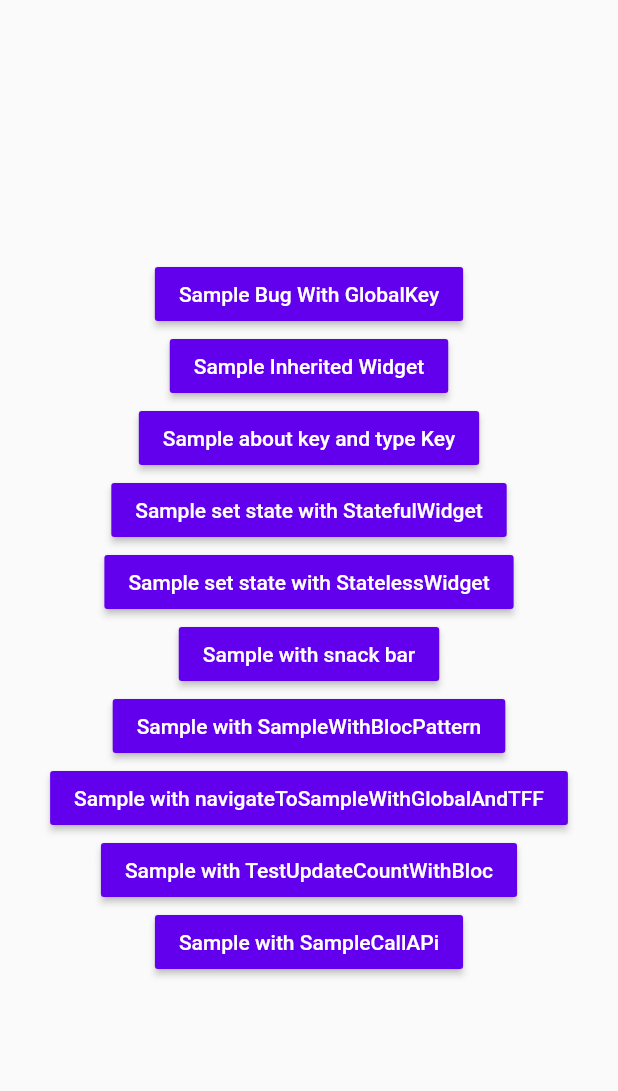
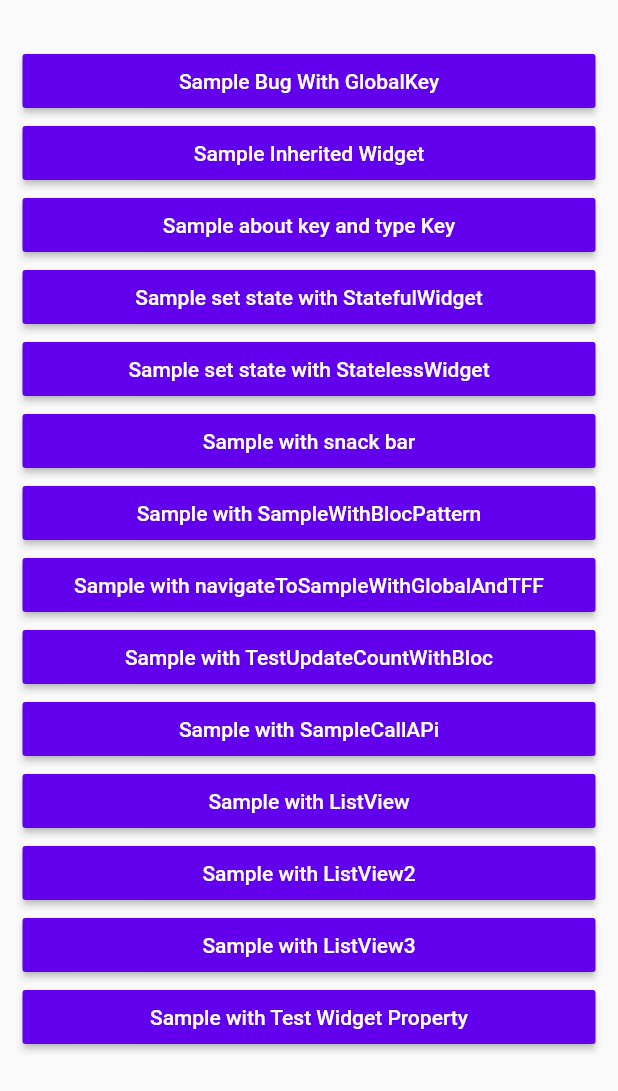
Before and after one commit to giaanqn95/SampleFlutter, a Flutter app: the screen it shows after launch, on a phone screen of 412 x 824 dp. Shown: the top 1091 px of the screen. Run offline on Flutter 3.47's test engine with Material 2 defaults, Android fonts, the phone set to English and light mode, and no system bars; our stand-ins replace flutter_bloc, rxdart.

Commit message:
Upgrade sample

```diff
--- a/lib/SampleKeyAndTypeKey.dart
+++ b/lib/SampleKeyAndTypeKey.dart
@@ -62,3 +62,8 @@ Color generateRandomColor() {
 
   return Color.fromRGBO(random.nextInt(255), random.nextInt(255), random.nextInt(255), 1);
 }
+
+Color generateWhite() {
+
+  return Color.fromRGBO(255, 255, 255, 1);
+}
--- a/lib/main.dart
+++ b/lib/main.dart
@@ -5,12 +5,16 @@ import 'SampleBugWithGlobalKey.dart';
 import 'SampleCallApi.dart';
 import 'SampleInheritedWidget.dart';
 import 'SampleKeyAndTypeKey.dart';
+import 'SampleListView.dart';
+import 'SampleListView2.dart';
+import 'SampleListView3.dart';
 import 'SampleSetStateWithStatefulWidget.dart';
 import 'SampleSetStateWithStatelessWidget.dart';
 import 'SampleSnackBar.dart';
 import 'SampleWithBloc.dart';
 import 'SampleWithGlobalAndTFF.dart';
 import 'TestUpdateCountWithBloc.dart';
+import 'base_client/TestWidgetProperty.dart';
 import 'base_client/bloc/BlocRepository.dart';
 
 void main() {
@@ -51,8 +55,8 @@ class MyHomePageState extends State<MyHomePage> {
     print('1. hàm build được gọi do hàm setState được gọi');
     return Scaffold(
       body: Center(
-        child: Column(
-          mainAxisAlignment: MainAxisAlignment.center,
+        child: ListView(
+          padding: const EdgeInsets.only(left: 15,right: 15,top: 30,bottom: 10),
           children: [
             RaisedButton(
               textColor: Colors.white,
@@ -114,6 +118,30 @@ class MyHomePageState extends State<MyHomePage> {
               onPressed: navigateToSampleCallAPi,
               child: Text('Sample with SampleCallAPi'),
             ),
+            RaisedButton(
+              textColor: Colors.white,
+              color: Color(0xFF6200EE),
+              onPressed: navigateToSampleListView,
+              child: Text('Sample with ListView'),
+            ),
+            RaisedButton(
+              textColor: Colors.white,
+              color: Color(0xFF6200EE),
+              onPressed: navigateToSampleListView2,
+              child: Text('Sample with ListView2'),
+            ),
+            RaisedButton(
+              textColor: Colors.white,
+              color: Color(0xFF6200EE),
+              onPressed: navigateToSampleListView3,
+              child: Text('Sample with ListView3'),
+            ),
+            RaisedButton(
+              textColor: Colors.white,
+              color: Color(0xFF6200EE),
+              onPressed: navigateToTestWidgetProperty,
+              child: Text('Sample with Test Widget Property'),
+            ),
           ],
         ),
       ),
@@ -171,4 +199,24 @@ class MyHomePageState extends State<MyHomePage> {
     Navigator.of(context)
         .push(MaterialPageRoute(builder: (ctx) => SampleCallApi()));
   }
+
+  void navigateToSampleListView() {
+    Navigator.of(context)
+        .push(MaterialPageRoute(builder: (ctx) => SampleListView()));
+  }
+
+  void navigateToSampleListView2() {
+    Navigator.of(context)
+        .push(MaterialPageRoute(builder: (ctx) => SampleListView2()));
+  }
+
+  void navigateToSampleListView3() {
+    Navigator.of(context)
+        .push(MaterialPageRoute(builder: (ctx) => SampleListView3()));
+  }
+
+  void navigateToTestWidgetProperty() {
+    Navigator.of(context)
+        .push(MaterialPageRoute(builder: (ctx) => TestWidgetProperty()));
+  }
 }
--- a/pubspec.yaml
+++ b/pubspec.yaml
@@ -14,6 +14,8 @@ dependencies:
   flutter_bloc: ^6.1.0
   cupertino_icons: ^1.0.1
   js: ^0.6.2
+  rxdart: ^0.25.0
+  english_words: ^3.1.5
 
 dev_dependencies:
   flutter_test:
```
Also changed, not shown: lib/SampleCallApi.dart (+12 -8 lines), lib/base_client/bloc/BlocRepository.dart (+16 -1 lines), pubspec.lock.
